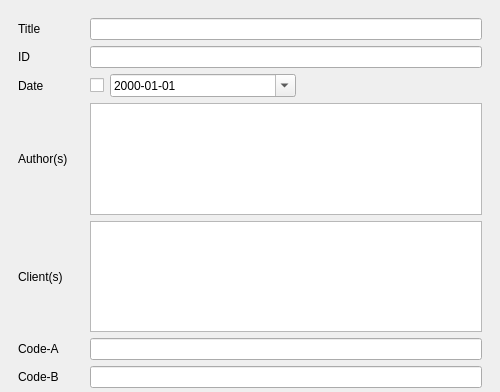
Above: UI/biblioteq_greyliteratureinfo.ui from textbrowser/biblioteq before the change; both pictures show x 0 to 500 and y 0 to 392 of the 500 by 948 pixel window. Below: the same form after it.
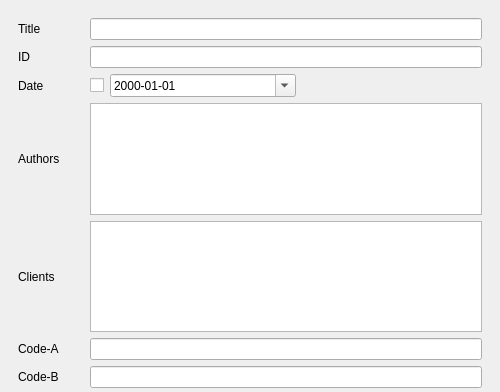
That is the form after the change. Icons and pictures are not drawn. Custom widgets are drawn as their Qt base class.

Patch:
```diff
--- a/UI/biblioteq_greyliteratureinfo.ui
+++ b/UI/biblioteq_greyliteratureinfo.ui
@@ -40,7 +40,7 @@
         <item row="3" column="0">
          <widget class="QLabel" name="label_6">
           <property name="text">
-           <string>Author(s)</string>
+           <string>Authors</string>
           </property>
          </widget>
         </item>
@@ -173,7 +173,7 @@
         <item row="4" column="0">
          <widget class="QLabel" name="label_7">
           <property name="text">
-           <string>Client(s)</string>
+           <string>Clients</string>
           </property>
          </widget>
         </item>
```
